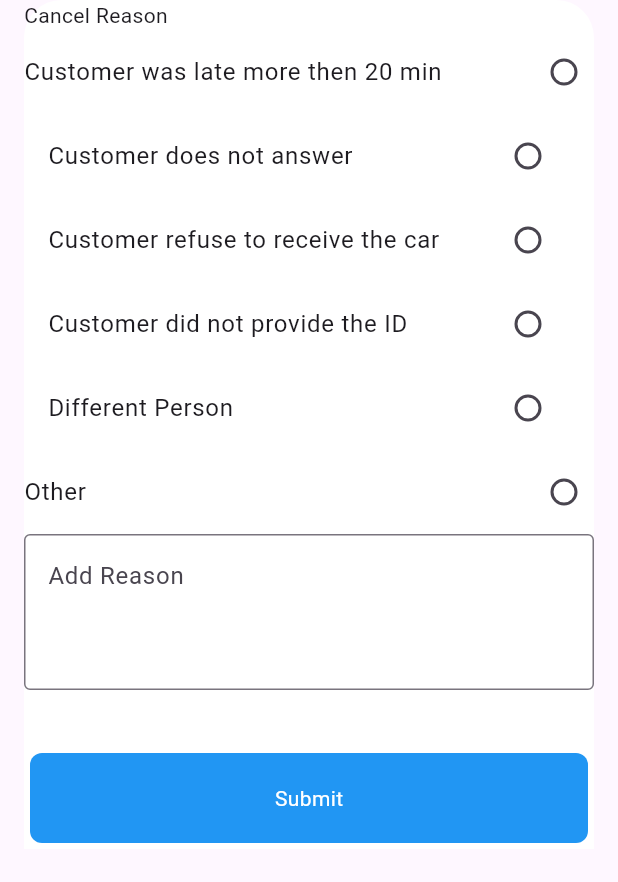
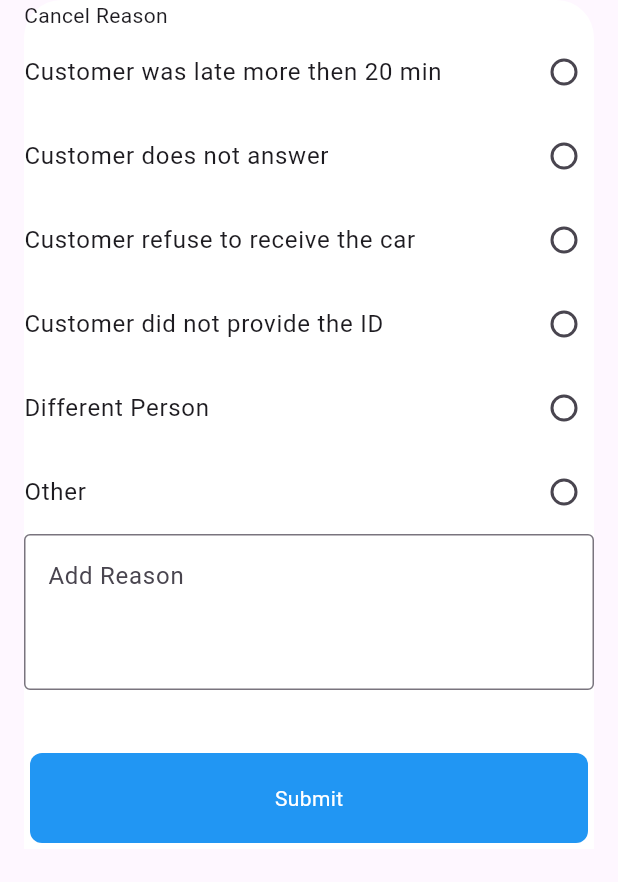
Before and after one commit to FlipKing037/mobile_app, a Flutter app: the screen it shows after launch, on a phone screen of 412 x 824 dp. Shown: the top 882 px of the screen. Run offline on Flutter 3.47's test engine with Material 3 defaults, Android fonts, the phone set to English and light mode, and no system bars.

Commit message:
2. Pass the MainRadioListTile title

```diff
--- a/lib/Widget/radio_list_tile.dart
+++ b/lib/Widget/radio_list_tile.dart
@@ -14,68 +14,23 @@ class _RadioListTileState extends State<RadioListTileWidget> {
   Widget build(BuildContext context) {
     return Column(
       children: [
-        RadioListTile(
-          contentPadding: EdgeInsetsDirectional.all(0),
-          controlAffinity: ListTileControlAffinity.trailing,
-          title: const Text('Customer was late more then 20 min'),
-          value: 'Customer was late more then 20 min',
-          groupValue: reason,
-          onChanged: (value) {
-            reason = value;
-            setState(() {});
-          },
+        const MainRadioListTile(
+          title: 'Customer was late more then 20 min',
         ),
-        RadioListTile(
-          controlAffinity: ListTileControlAffinity.trailing,
-          title: const Text('Customer does not answer'),
-          value: 'Customer does not answer',
-          groupValue: reason,
-          onChanged: (value) {
-            reason = value;
-            setState(() {});
-          },
+        const MainRadioListTile(
+          title: 'Customer does not answer',
         ),
-        RadioListTile(
-          controlAffinity: ListTileControlAffinity.trailing,
-          title: const Text('Customer refuse to receive the car'),
-          value: 'Customer refuse to receive the car',
-          groupValue: reason,
-          onChanged: (value) {
-            reason = value;
-            setState(() {});
-          },
+        const MainRadioListTile(
+          title: 'Customer refuse to receive the car',
         ),
-        RadioListTile(
-          controlAffinity: ListTileControlAffinity.trailing,
-          title: const Text('Customer did not provide the ID'),
-          value: 'Customer did not provide the ID',
-          groupValue: reason,
-          onChanged: (value) {
-            reason = value;
-            setState(() {});
-          },
+        const MainRadioListTile(
+          title: 'Customer did not provide the ID',
         ),
-        RadioListTile(
-          controlAffinity: ListTileControlAffinity.trailing,
-          title: const Text('Different Person'),
-          value: 'Different Person',
-          groupValue: reason,
-          onChanged: (value) {
-            reason = value;
-            setState(() {});
-          },
+        const MainRadioListTile(
+          title: 'Different Person',
         ),
-        RadioListTile(
-          contentPadding: EdgeInsetsDirectional.all(0),
-          controlAffinity: ListTileControlAffinity.trailing,
-          title: const Text('Other'),
-          value: 'Other',
-          groupValue: reason,
-          onChanged: (value) {
-            reason = value;
-            visible = true;
-            setState(() {});
-          },
+        const MainRadioListTile(
+          title: 'Other',
         ),
         Visibility(
           visible: true,
@@ -94,14 +49,16 @@ class _RadioListTileState extends State<RadioListTileWidget> {
 }
 
 class MainRadioListTile extends StatelessWidget {
-  const MainRadioListTile({super.key});
+  final String title;
+
+  const MainRadioListTile({super.key, required this.title});
 
   @override
   Widget build(context) {
     return RadioListTile(
-      contentPadding: EdgeInsetsDirectional.all(0),
+      contentPadding: const EdgeInsetsDirectional.all(0),
       controlAffinity: ListTileControlAffinity.trailing,
-      title: const Text('Customer was late more then 20 min'),
+      title: Text(title),
       value: 'Customer was late more then 20 min',
       groupValue: '',
       onChanged: (value) {},
```
